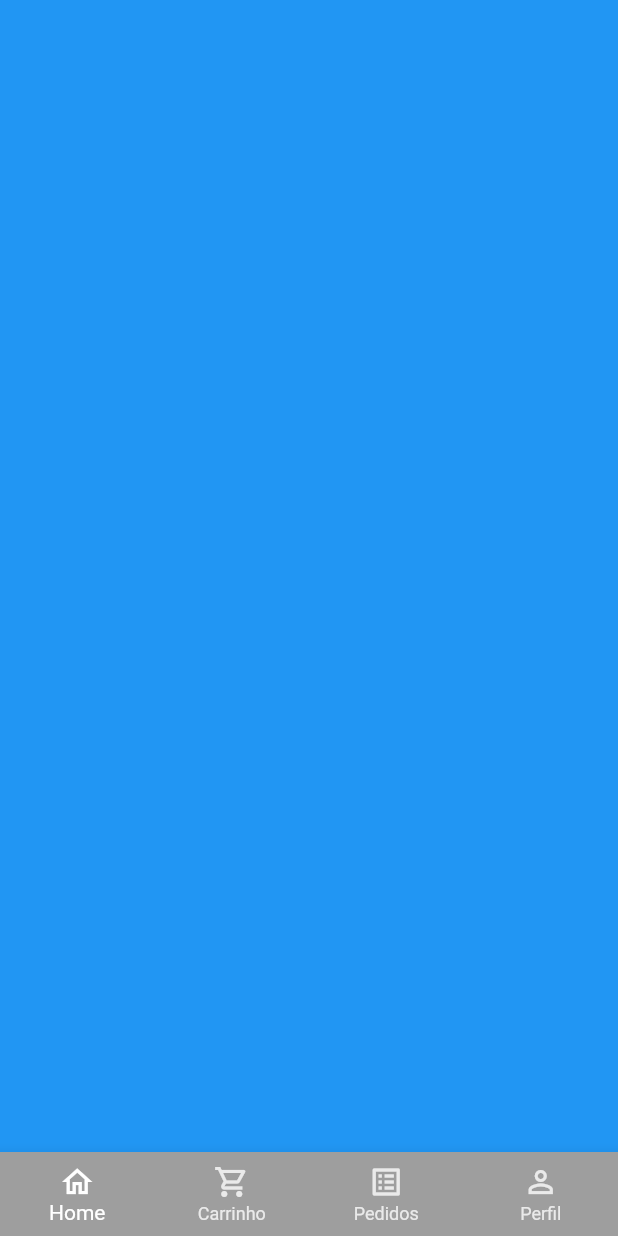
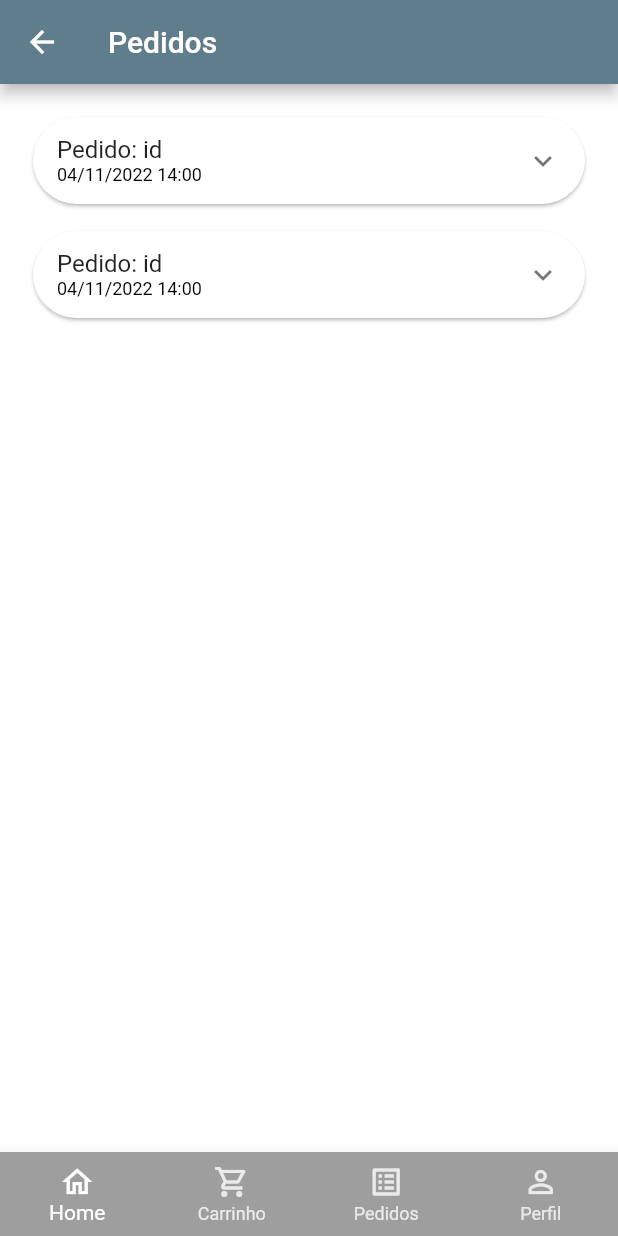
Before and after one commit to carlostoni/Flutter-Sales-App, a Flutter app: the BaseScreen screen opened directly, swiped to page 3, on a phone screen of 412 x 824 dp. Run offline on Flutter 3.47's test engine with Material 2 defaults, Android fonts, the light colour scheme and no system bars; our stand-ins replace animated_text_kit, badges, mask_text_input_formatter.

Commit message:
update 0.7

```diff
--- a/lib/src/config/app_data.dart
+++ b/lib/src/config/app_data.dart
@@ -1,5 +1,6 @@
 import 'package:vendas/src/models/cart_item_model.dart';
 import 'package:vendas/src/models/item_model.dart';
+import 'package:vendas/src/models/order_model.dart';
 import 'package:vendas/src/models/user_model.dart';
 
 ItemModel item_1 = ItemModel(
@@ -82,3 +83,53 @@ UserModel user = UserModel(
     phone: '99 9 9999-9999',
     cpf: '999.999.999-99',
     password: '');
+List<OrderModel> orders = [
+  OrderModel(
+    copyAndPaste: 'gdgdgdgdgdg',
+    createdDateTime: DateTime.parse(
+      '2022-11-04 14:00:00.000',
+    ),
+    overdueDateTime: DateTime.parse(
+      '2022-11-04 15:00:00.000',
+    ),
+    id: 'id',
+    status: 'pending_payment',
+    total: 11.0,
+    items: [
+      CartItemModel(
+        item: item_1,
+        quantity: 2,
+      ),
+      CartItemModel(
+        item: item_2,
+        quantity: 2,
+      ),
+    ],
+  ),
+   OrderModel(
+    copyAndPaste: 'gdgdgdgdgdg',
+    createdDateTime: DateTime.parse(
+      '2022-11-04 14:00:00.000',
+    ),
+    overdueDateTime: DateTime.parse(
+      '2022-11-04 15:00:00.000',
+    ),
+    id: 'id',
+    status: 'pending_payment',
+    total: 11.0,
+    items: [
+      CartItemModel(
+        item: item_1,
+        quantity: 2,
+      ),
+      CartItemModel(
+        item: item_2,
+        quantity: 2,
+      ),
+      CartItemModel(
+        item: item_3,
+        quantity: 5,
+      ),
+    ],
+  ),
+];
--- /dev/null
+++ b/lib/src/models/order_model.dart
@@ -0,0 +1,21 @@
+import 'package:vendas/src/models/cart_item_model.dart';
+
+class OrderModel {
+  String id;
+  DateTime createdDateTime;
+  DateTime overdueDateTime;
+  List<CartItemModel> items;
+  String status;
+  String copyAndPaste;
+  double total;
+
+  OrderModel({
+    required this.id,
+    required this.createdDateTime,
+    required this.overdueDateTime,
+    required this.items,
+    required this.status,
+    required this.copyAndPaste,
+    required this.total,
+  });
+}
--- a/lib/src/pages/base/base_screen.dart
+++ b/lib/src/pages/base/base_screen.dart
@@ -1,6 +1,7 @@
 import 'package:flutter/material.dart';
 import 'package:vendas/src/pages/cart/cart_tab.dart';
 import 'package:vendas/src/pages/home/home_tab.dart';
+import 'package:vendas/src/pages/orders/orders_tab.dart';
 import 'package:vendas/src/pages/profile/profile_tab.dart';
 
 class BaseScreen extends StatefulWidget {
@@ -20,11 +21,11 @@ class _BaseScreenState extends State<BaseScreen> {
         body: PageView(
           physics: const NeverScrollableScrollPhysics(),
           controller: pageController,
-          children: [
-            const HomeTab(),
-            const CartTab(),
-            Container(color: Colors.blue),
-            const ProfileTab(),
+          children: const [
+            HomeTab(),
+            CartTab(),
+            OrdersTab(),
+            ProfileTab(),
           ],
         ),
         bottomNavigationBar: BottomNavigationBar(
--- /dev/null
+++ b/lib/src/pages/orders/components/orders_tile.dart
@@ -0,0 +1,102 @@
+import 'package:flutter/material.dart';
+import 'package:vendas/src/models/cart_item_model.dart';
+import 'package:vendas/src/models/order_model.dart';
+import 'package:vendas/src/services/utils_services.dart';
+
+class OrderTile extends StatelessWidget {
+  final OrderModel order;
+
+  OrderTile({
+    Key? key,
+    required this.order,
+  }) : super(key: key);
+
+  final UtilsServices utilsServices = UtilsServices();
+
+  @override
+  Widget build(BuildContext context) {
+    return Card(
+      shape: RoundedRectangleBorder(
+        borderRadius: BorderRadius.circular(30),
+      ),
+      child: Theme(
+        data: Theme.of(context).copyWith(dividerColor: Colors.transparent),
+        child: ExpansionTile(
+          title: Column(
+            mainAxisSize: MainAxisSize.min,
+            crossAxisAlignment: CrossAxisAlignment.start,
+            children: [
+              Text('Pedido: ${order.id}'),
+              Text(
+                utilsServices.formatDateTime(order.createdDateTime),
+                style: const TextStyle(
+                  fontSize: 12,
+                  color: Colors.black,
+                ),
+              )
+            ],
+          ),
+          childrenPadding: const EdgeInsets.fromLTRB(16, 0, 16, 16),
+          children: [
+            SizedBox(
+              height: 150,
+              child: Row(
+                children: [
+                  Expanded(
+                    flex: 3,
+                    child: ListView(
+                      children: order.items.map((orderItem) {
+                        return _OrderItemWidget(utilsServices: utilsServices,
+                        orderItem: orderItem ,);
+                      }).toList(),
+                    ),
+                  ),
+                  Expanded(
+                    flex: 2,
+                    child: Container(
+                      color: Colors.blue,
+                    ),
+                  ),
+                ],
+              ),
+            ),
+          ],
+        ),
+      ),
+    );
+  }
+}
+
+class _OrderItemWidget extends StatelessWidget {
+
+
+
+  const _OrderItemWidget({
+    Key? key,
+    required this.utilsServices,
+    required this.orderItem,
+  }) : super(key: key);
+
+  final UtilsServices utilsServices;
+  final CartItemModel orderItem;
+
+  @override
+  Widget build(BuildContext context) {
+    return Padding(
+      padding: const EdgeInsets.only(bottom: 10),
+      child: Row(
+        children: [
+          Text(
+            '${orderItem.quantity} ${orderItem.item.unit} ',
+            style: const TextStyle(
+              fontWeight: FontWeight.bold,
+            ),
+          ),
+          Expanded(child: Text(orderItem.item.itemName)),
+          Text(utilsServices
+              .priceToCurrency(orderItem.totasPrice()))
+        ],
+      ),
+    );
+  }
+}
--- /dev/null
+++ b/lib/src/pages/orders/orders_tab.dart
@@ -0,0 +1,23 @@
+import 'package:flutter/material.dart';
+import 'package:vendas/src/config/app_data.dart' as appData;
+import 'package:vendas/src/pages/orders/components/orders_tile.dart';
+
+class OrdersTab extends StatelessWidget {
+  const OrdersTab({Key? key}) : super(key: key);
+
+  @override
+  Widget build(BuildContext context) {
+    return Scaffold(
+      appBar: AppBar(
+        title: const Text('Pedidos'),
+      ),
+      body: ListView.separated(
+        padding: const EdgeInsets.all(18),
+        physics: const BouncingScrollPhysics(),
+        separatorBuilder: (_, index) => const SizedBox(height: 10),
+        itemBuilder: (_, index) => OrderTile(order: appData.orders[index]),
+        itemCount: appData.orders.length,
+      ),
+    );
+  }
+}
--- a/lib/src/pages/profile/profile_tab.dart
+++ b/lib/src/pages/profile/profile_tab.dart
@@ -92,17 +92,17 @@ class _ProfileTabState extends State<ProfileTab> {
           child: Stack(
             children: [
               Padding(
-                padding: const EdgeInsets.all(15.0),
+                padding: const EdgeInsets.all(12.0),
                 child: Column(
                   crossAxisAlignment: CrossAxisAlignment.stretch,
                   mainAxisSize: MainAxisSize.min,
                   children: [
                     Padding(
                       padding: EdgeInsets.symmetric(
-                        vertical: 14,
+                        vertical: 12,
                       ),
                       child: Padding(
-                        padding: const EdgeInsets.symmetric(vertical: 12),
+                        padding: const EdgeInsets.symmetric(vertical: 10),
                         child: Text(
                           'Atualizar Senha',
                           textAlign: TextAlign.center,
@@ -130,7 +130,7 @@ class _ProfileTabState extends State<ProfileTab> {
                     ),
                     //botao de troca de senha password change button
                     SizedBox(
-                      height: 45,
+                      height: 40,
                       child: ElevatedButton(
                         style: ElevatedButton.styleFrom(
                           shape: RoundedRectangleBorder(
--- a/lib/src/services/utils_services.dart
+++ b/lib/src/services/utils_services.dart
@@ -1,5 +1,5 @@
 import 'package:intl/intl.dart';
-
+import 'package:intl/date_symbol_data_local.dart';
 class UtilsServices {
   //R$ Valor
   String priceToCurrency(double price) {
@@ -8,4 +8,11 @@ class UtilsServices {
 
     return numberFormat.format(price);
   }
+
+String formatDateTime(DateTime dateTime){
+initializeDateFormatting();
+DateFormat dateFormat = DateFormat.yMd('pt_BR').add_Hm();
+return dateFormat.format(dateTime);
 }
+
+}
```
